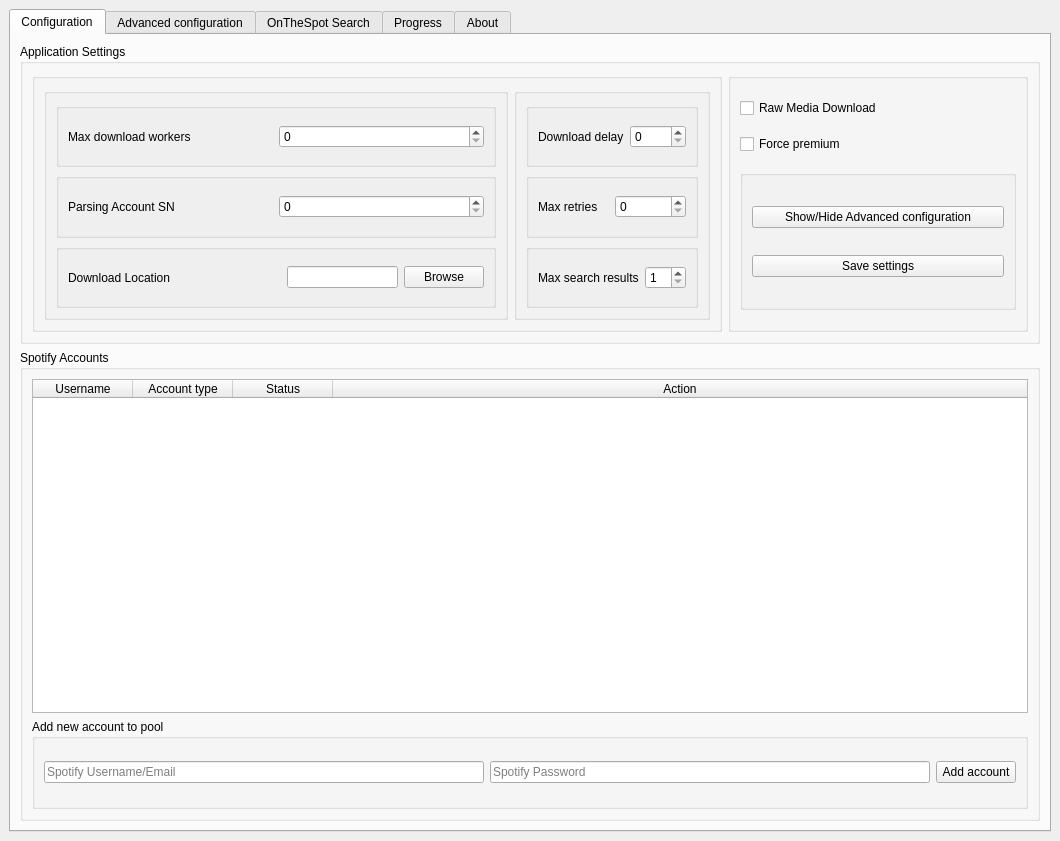
Above: ui/main.ui from moddroid94/onthespot before the change. Below: the same form after it.
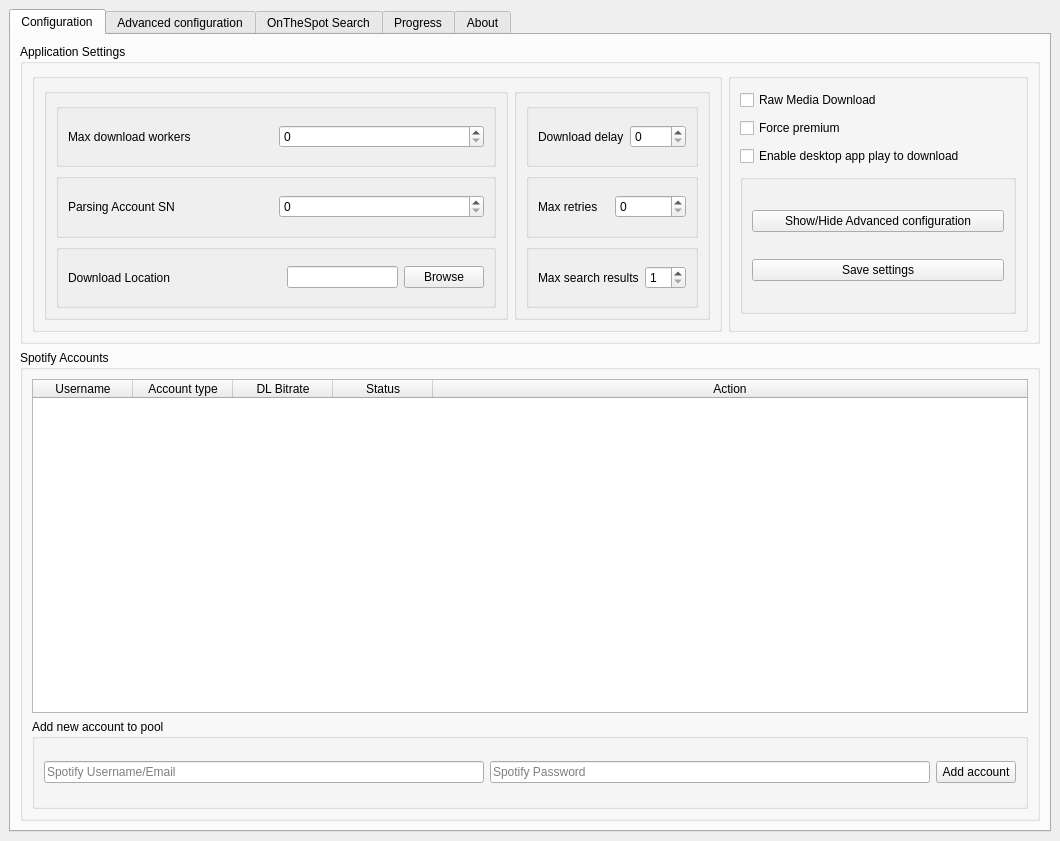
That is the form after the change.

Commit message:
Add auto download feature and other fixes
-Add auto download feature where it downloads songs as you listen to it in desktop app

- Try fixing stuck at 99% in windows
- Fix exception on runtimedata.py
- Show Bitrate in accounts table

The edit to the form file:
```diff
--- a/ui/main.ui
+++ b/ui/main.ui
@@ -327,6 +327,13 @@
                 </property>
                </widget>
               </item>
+              <item>
+               <widget class="QCheckBox" name="inp_enable_spot_watch">
+                <property name="text">
+                 <string>Enable desktop app play to download</string>
+                </property>
+               </widget>
+              </item>
               <item>
                <widget class="QGroupBox" name="groupBox_2">
                 <property name="maximumSize">
@@ -401,6 +408,11 @@
                <string>Account type</string>
               </property>
              </column>
+             <column>
+              <property name="text">
+               <string>DL Bitrate</string>
+              </property>
+             </column>
              <column>
               <property name="text">
                <string>Status</string>
```
Left out of the diff: 8 changed lines with no effect on the pictures. The commit also changes 5 other files.
